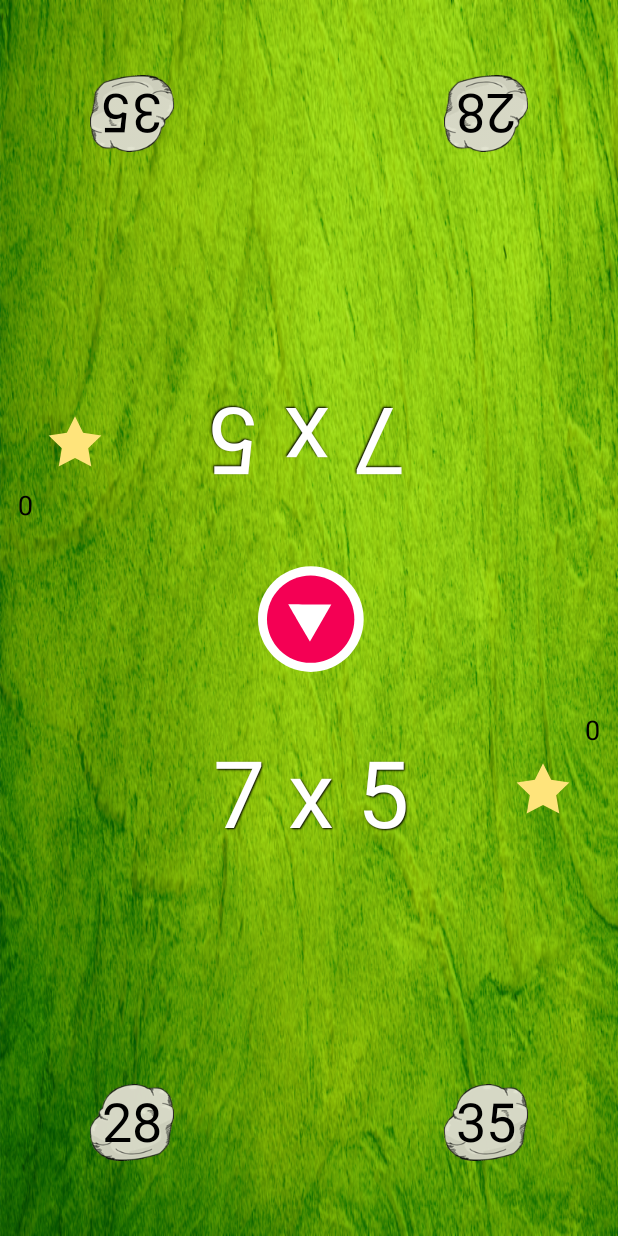
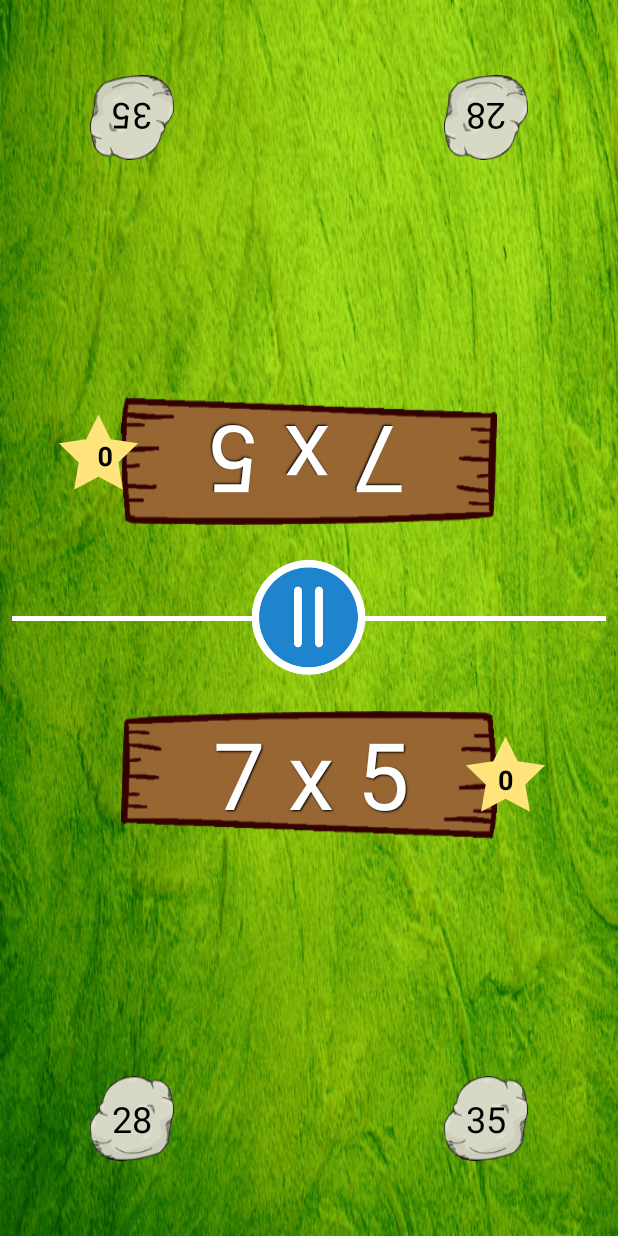
Before and after one commit to miguelpiza93/Mult, an Android app: the TapGame screen opened directly, with no data from a screen before it, after a tap on an icon or button, on a phone screen of 412 x 824 dp. Run offline under Robolectric (Android 15) with nearby library versions, the phone set to English and light mode, and no system bars.

Commit message:
- Se inserta botón de pausa en tap game - Se inserta sonido y espera para el juego - Se ajusta cardview en aprende

```diff
--- a/app/src/main/java/com/app/multiplicando/CatalogoTablas.java
+++ b/app/src/main/java/com/app/multiplicando/CatalogoTablas.java
@@ -15,9 +15,6 @@ import com.app.multiplicando.interfaces.IAdapterComunication;
 import com.google.android.gms.ads.AdRequest;
 import com.google.android.gms.ads.AdView;
 import com.google.android.gms.ads.InterstitialAd;
-
-import org.json.JSONException;
-import org.json.JSONObject;
 
 import java.util.ArrayList;
 import java.util.List;
--- a/app/src/main/java/com/app/multiplicando/TapGame.java
+++ b/app/src/main/java/com/app/multiplicando/TapGame.java
@@ -1,14 +1,16 @@
 package com.app.multiplicando;
 
-import android.content.Intent;
+import android.media.MediaPlayer;
+import android.os.Handler;
 import android.support.v7.app.AppCompatActivity;
 import android.os.Bundle;
 import android.view.View;
+import android.view.Window;
+import android.view.WindowManager;
 import android.widget.Button;
 import android.widget.TextView;
 
 import com.airbnb.lottie.LottieAnimationView;
-import com.app.multiplicando.ads.NativeAdActivity;
 
 import java.util.Random;
 
@@ -32,10 +34,17 @@ public class TapGame extends AppCompatActivity {
     private int numA;
     private int numB;
     private int correctAnswer;
+    private TextView tvInstruction;
+    private TextView tvInstruction2;
+    private Button butPauseGame;
+    private boolean validatingResponse;
+    private MediaPlayer sound;
 
     @Override
     protected void onCreate(Bundle savedInstanceState) {
         super.onCreate(savedInstanceState);
+        requestWindowFeature(Window.FEATURE_NO_TITLE);
+        getWindow().setFlags(WindowManager.LayoutParams.FLAG_FULLSCREEN, WindowManager.LayoutParams.FLAG_FULLSCREEN);
         setContentView(R.layout.activity_tap_game);
 
         //Intent intent = new Intent( TapGame.this, NativeAdActivity.class);
@@ -47,9 +56,17 @@ public class TapGame extends AppCompatActivity {
             @Override
             public void onClick(View v) {
                 butStartGame.pauseAnimation();
+                showWidgets(true);
                 showQuestion();
                 addListenerToAnswer();
 
+            }
+        });
+
+        butPauseGame.setOnClickListener(new View.OnClickListener() {
+            @Override
+            public void onClick(View v) {
+                showWidgets(false);
             }
         });
     }
@@ -86,41 +103,50 @@ public class TapGame extends AppCompatActivity {
     }
 
     private void validateAnswer(int answer, int player) {
-
-        if(correctAnswer == answer)
-        {
-            if(player == PLAYER_1)
-            {
+        if(!validatingResponse) {
+            validatingResponse = true;
+            if (correctAnswer == answer) {
+                if (player == PLAYER_1) {
                     animationPlayer1.playAnimation();
                     int score = Integer.parseInt(tvScorePlayer1.getText().toString());
                     score++;
-                tvScorePlayer1.setText(""+score);
-            }
-            else
-            {
+                    tvScorePlayer1.setText("" + score);
+
+                } else {
                     animationPlayer2.playAnimation();
                     int score = Integer.parseInt(tvScorePlayer2.getText().toString());
                     score++;
-                tvScorePlayer2.setText(""+score);
+                    tvScorePlayer2.setText("" + score);
                 }
+                if( sound != null ) {
+                    sound.start();
+                }
+
+                Handler handler = new Handler();
+                handler.postDelayed(new Runnable() {
+                    @Override
+                    public void run() {
                         showQuestion();
+                        validatingResponse = false;
                     }
-        else
-        {
-            if(player == PLAYER_1)
-            {
+                }, 1000);
+            } else {
+                if (player == PLAYER_1) {
                     int score = Integer.parseInt(tvScorePlayer1.getText().toString());
+                    if (score > 0) {
                         score--;
-                tvScorePlayer1.setText(""+score);
                     }
-            else
-            {
+                    tvScorePlayer1.setText("" + score);
+                } else {
                     int score = Integer.parseInt(tvScorePlayer2.getText().toString());
+                    if (score > 0) {
                         score--;
-                tvScorePlayer2.setText(""+score);
+                    }
+                    tvScorePlayer2.setText("" + score);
+                }
+                validatingResponse = false;
             }
         }
-
     }
 
     private void showQuestion() {
@@ -155,24 +181,24 @@ public class TapGame extends AppCompatActivity {
         //Decides in which botton letf or right show the correct answer for player 1
         switch (positionPlayer1) {
             case 1:
-                tvPlayer11.setText(""+numA*numB);
-                tvPlayer21.setText(""+numA*numC);
+                tvPlayer11.setText("" + numA * numB);
+                tvPlayer21.setText("" + numA * numC);
                 break;
             default:
-                tvPlayer11.setText(""+numA*numC);
-                tvPlayer21.setText(""+numA*numB);
+                tvPlayer11.setText("" + numA * numC);
+                tvPlayer21.setText("" + numA * numB);
                 break;
         }
 
         //Decides in which botton letf or right show the correct answer for player 2
         switch (positionPlayer2) {
             case 1:
-                tvPlayer12.setText(""+numA*numB);
-                tvPlayer22.setText(""+numA*numC);
+                tvPlayer12.setText("" + numA * numB);
+                tvPlayer22.setText("" + numA * numC);
                 break;
             default:
-                tvPlayer12.setText(""+numA*numC);
-                tvPlayer22.setText(""+numA*numB);
+                tvPlayer12.setText("" + numA * numC);
+                tvPlayer22.setText("" + numA * numB);
                 break;
         }
     }
@@ -182,6 +208,9 @@ public class TapGame extends AppCompatActivity {
         tvPlayer12 = findViewById(R.id.tvAnswer1Player2);
         tvPlayer21 = findViewById(R.id.tvAnswer2Player1);
         tvPlayer22 = findViewById(R.id.tvAnswer2Player2);
+
+        tvInstruction = findViewById(R.id.tvInstruction);
+        tvInstruction2 = findViewById(R.id.tvInstruction2);
 
         tvQuestion = findViewById(R.id.tvQuestion);
         tvQuestion2 = findViewById(R.id.tvQuestion2);
@@ -196,7 +225,56 @@ public class TapGame extends AppCompatActivity {
         animationPlayer2.setAnimation(R.raw.star2);
 
         butStartGame = findViewById(R.id.butStart);
+        butPauseGame = findViewById(R.id.butPause);
 
         random = new Random();
+        sound = MediaPlayer.create( this, R.raw.star_sound );
+    }
+
+    private void showWidgets(boolean visible) {
+        if (visible) {
+            tvPlayer11.setVisibility(View.VISIBLE);
+            tvPlayer12.setVisibility(View.VISIBLE);
+            tvPlayer21.setVisibility(View.VISIBLE);
+            tvPlayer22.setVisibility(View.VISIBLE);
+
+            tvQuestion.setVisibility(View.VISIBLE);
+            tvQuestion2.setVisibility(View.VISIBLE);
+
+            tvScorePlayer1.setVisibility(View.VISIBLE);
+            tvScorePlayer2.setVisibility(View.VISIBLE);
+
+            animationPlayer1.setVisibility(View.VISIBLE);
+            animationPlayer2.setVisibility(View.VISIBLE);
+
+            //Hide instructions
+            tvInstruction.setVisibility(View.GONE);
+            tvInstruction2.setVisibility(View.GONE);
+
+            butPauseGame.setVisibility(View.VISIBLE);
+            butStartGame.setVisibility(View.INVISIBLE);
+        } else {
+            tvPlayer11.setVisibility(View.INVISIBLE);
+            tvPlayer12.setVisibility(View.INVISIBLE);
+            tvPlayer21.setVisibility(View.INVISIBLE);
+            tvPlayer22.setVisibility(View.INVISIBLE);
+
+            tvQuestion.setVisibility(View.INVISIBLE);
+            tvQuestion2.setVisibility(View.INVISIBLE);
+
+            tvScorePlayer1.setVisibility(View.INVISIBLE);
+            tvScorePlayer2.setVisibility(View.INVISIBLE);
+
+            animationPlayer1.setVisibility(View.INVISIBLE);
+            animationPlayer2.setVisibility(View.INVISIBLE);
+
+            //Hide instructions
+            tvInstruction.setVisibility(View.VISIBLE);
+            tvInstruction2.setVisibility(View.VISIBLE);
+
+            butPauseGame.setVisibility(View.INVISIBLE);
+            butStartGame.setVisibility(View.VISIBLE);
+            butStartGame.playAnimation();
         }
     }
+}
--- a/app/src/main/res/layout/activity_tap_game.xml
+++ b/app/src/main/res/layout/activity_tap_game.xml
@@ -7,26 +7,16 @@
     android:background="@drawable/background_juego"
     tools:context="com.app.multiplicando.TapGame">
 
-    <com.airbnb.lottie.LottieAnimationView
-        android:id="@+id/butStart"
-        android:layout_width="100dp"
-        android:layout_height="100dp"
-        android:rotation="90"
-        app:layout_constraintBottom_toBottomOf="parent"
-        app:layout_constraintEnd_toEndOf="parent"
-        app:layout_constraintStart_toStartOf="parent"
-        app:layout_constraintTop_toTopOf="parent"
-        app:lottie_autoPlay="true"
-        app:lottie_loop="true"
-        app:lottie_rawRes="@raw/play_button" />
-
     <TextView
         android:id="@+id/tvQuestion"
         style="@style/cuestionStyle"
         android:layout_width="wrap_content"
         android:layout_height="wrap_content"
-        android:layout_marginTop="24dp"
+        android:layout_marginTop="12dp"
+        android:background="@drawable/madera"
+        android:gravity="center_horizontal"
         android:textSize="@dimen/text_size_question"
+        android:visibility="invisible"
         app:layout_constraintEnd_toEndOf="parent"
         app:layout_constraintStart_toStartOf="parent"
         app:layout_constraintTop_toBottomOf="@+id/butStart"
@@ -37,32 +27,23 @@
         style="@style/cuestionStyle"
         android:layout_width="wrap_content"
         android:layout_height="wrap_content"
-        android:layout_marginBottom="24dp"
+        android:layout_marginBottom="12dp"
+        android:background="@drawable/madera"
         android:freezesText="false"
+        android:gravity="center_horizontal"
         android:rotation="180"
         android:textSize="@dimen/text_size_question"
+        android:visibility="invisible"
         app:layout_constraintBottom_toTopOf="@+id/butStart"
         app:layout_constraintEnd_toEndOf="parent"
         app:layout_constraintStart_toStartOf="parent"
         tools:text="2 x 3" />
 
-    <TextView
-        android:id="@+id/tvScorePlayer1"
-        android:layout_width="wrap_content"
-        android:layout_height="wrap_content"
-        android:layout_marginEnd="12dp"
-        android:layout_marginRight="12dp"
-        android:layout_marginTop="12dp"
-        android:text="0"
-        android:textColor="@android:color/black"
-        android:textSize="@dimen/score_multiplayer"
-        app:layout_constraintEnd_toEndOf="parent"
-        app:layout_constraintTop_toBottomOf="@+id/butStart" />
-
     <com.airbnb.lottie.LottieAnimationView
         android:id="@+id/animationPlayer1"
-        android:layout_width="100dp"
-        android:layout_height="100dp"
+        android:layout_width="@dimen/star_animation_size"
+        android:layout_height="@dimen/star_animation_size"
+        android:visibility="invisible"
         app:layout_constraintBottom_toBottomOf="parent"
         app:layout_constraintEnd_toEndOf="parent"
         app:layout_constraintTop_toTopOf="parent"
@@ -71,60 +52,84 @@
         app:lottie_loop="false"
         app:lottie_rawRes="@raw/start" />
 
+    <TextView
+        android:id="@+id/tvScorePlayer1"
+        android:layout_width="wrap_content"
+        android:layout_height="wrap_content"
+        android:text="0"
+        android:textColor="@android:color/black"
+        android:textSize="@dimen/score_multiplayer"
+        android:textStyle="bold"
+        android:visibility="invisible"
+        app:layout_constraintBottom_toBottomOf="@+id/animationPlayer1"
+        app:layout_constraintEnd_toEndOf="parent"
+        app:layout_constraintStart_toStartOf="@+id/animationPlayer1"
+        app:layout_constraintTop_toTopOf="@+id/animationPlayer1" />
+
     <com.airbnb.lottie.LottieAnimationView
         android:id="@+id/animationPlayer2"
-        android:layout_width="100dp"
-        android:layout_height="100dp"
+        android:layout_width="@dimen/star_animation_size"
+        android:layout_height="@dimen/star_animation_size"
+        android:layout_marginStart="-10dp"
+        android:visibility="invisible"
         app:layout_constraintBottom_toBottomOf="parent"
         app:layout_constraintStart_toStartOf="parent"
         app:layout_constraintTop_toTopOf="parent"
         app:layout_constraintVertical_bias="0.341"
         app:lottie_autoPlay="true"
         app:lottie_loop="false"
-        app:lottie_rawRes="@raw/start" />
+        app:lottie_rawRes="@raw/start"
+        android:layout_marginLeft="-10dp" />
 
     <TextView
         android:id="@+id/tvScorePlayer2"
         android:layout_width="wrap_content"
         android:layout_height="wrap_content"
-        android:layout_marginBottom="12dp"
-        android:layout_marginLeft="12dp"
-        android:layout_marginStart="12dp"
         android:rotation="180"
         android:text="0"
         android:textColor="@android:color/black"
         android:textSize="@dimen/score_multiplayer"
-        app:layout_constraintBottom_toTopOf="@+id/butStart"
-        app:layout_constraintStart_toStartOf="parent" />
+        android:textStyle="bold"
+        android:visibility="invisible"
+        app:layout_constraintBottom_toBottomOf="@+id/animationPlayer2"
+        app:layout_constraintEnd_toEndOf="@+id/animationPlayer2"
+        app:layout_constraintStart_toStartOf="parent"
+        app:layout_constraintTop_toTopOf="@+id/animationPlayer2" />
 
     <TextView
         android:id="@+id/tvAnswer1Player1"
         android:layout_width="wrap_content"
         android:layout_height="wrap_content"
         android:layout_marginBottom="50dp"
-        android:layout_marginLeft="60dp"
         android:layout_marginStart="60dp"
         android:background="@drawable/piedra"
+        android:gravity="center"
+        android:padding="12dp"
         android:textAlignment="center"
         android:textColor="@android:color/black"
-        android:textSize="@dimen/answer_multiplayer"
+        android:textSize="@dimen/text_size_piedra"
+        android:visibility="invisible"
         app:layout_constraintBottom_toBottomOf="parent"
-        app:layout_constraintStart_toStartOf="parent" />
+        app:layout_constraintStart_toStartOf="parent"
+        android:layout_marginLeft="60dp" />
 
     <TextView
         android:id="@+id/tvAnswer1Player2"
         android:layout_width="wrap_content"
         android:layout_height="wrap_content"
-        android:layout_marginLeft="60dp"
         android:layout_marginStart="60dp"
         android:layout_marginTop="50dp"
         android:background="@drawable/piedra"
+        android:gravity="center"
+        android:padding="12dp"
         android:rotation="180"
         android:textAlignment="center"
         android:textColor="@android:color/black"
-        android:textSize="@dimen/answer_multiplayer"
+        android:textSize="@dimen/text_size_piedra"
+        android:visibility="invisible"
         app:layout_constraintStart_toStartOf="parent"
-        app:layout_constraintTop_toTopOf="parent" />
+        app:layout_constraintTop_toTopOf="parent"
+        android:layout_marginLeft="60dp" />
 
     <TextView
         android:id="@+id/tvAnswer2Player1"
@@ -132,26 +137,101 @@
         android:layout_height="wrap_content"
         android:layout_marginBottom="50dp"
         android:layout_marginEnd="60dp"
-        android:layout_marginRight="60dp"
         android:background="@drawable/piedra"
+        android:gravity="center"
+        android:padding="12dp"
         android:textAlignment="center"
         android:textColor="@android:color/black"
-        android:textSize="@dimen/answer_multiplayer"
+        android:textSize="@dimen/text_size_piedra"
+        android:visibility="invisible"
         app:layout_constraintBottom_toBottomOf="parent"
-        app:layout_constraintEnd_toEndOf="parent" />
+        app:layout_constraintEnd_toEndOf="parent"
+        tools:text="12"
+        android:layout_marginRight="60dp" />
 
     <TextView
         android:id="@+id/tvAnswer2Player2"
         android:layout_width="wrap_content"
         android:layout_height="wrap_content"
         android:layout_marginEnd="60dp"
-        android:layout_marginRight="60dp"
         android:layout_marginTop="50dp"
         android:background="@drawable/piedra"
+        android:gravity="center"
+        android:padding="12dp"
         android:rotation="180"
         android:textAlignment="center"
         android:textColor="@android:color/black"
-        android:textSize="@dimen/answer_multiplayer"
+        android:textSize="@dimen/text_size_piedra"
+        android:visibility="invisible"
         app:layout_constraintEnd_toEndOf="parent"
+        app:layout_constraintTop_toTopOf="parent"
+        android:layout_marginRight="60dp" />
+
+    <TextView
+        android:id="@+id/textView"
+        android:layout_width="0dp"
+        android:layout_height="3dp"
+        android:layout_marginBottom="8dp"
+        android:layout_marginEnd="8dp"
+        android:layout_marginStart="8dp"
+        android:layout_marginTop="8dp"
+        android:background="@color/white"
+        app:layout_constraintBottom_toBottomOf="parent"
+        app:layout_constraintEnd_toEndOf="parent"
+        app:layout_constraintStart_toStartOf="parent"
+        app:layout_constraintTop_toTopOf="parent" />
+
+    <com.airbnb.lottie.LottieAnimationView
+        android:id="@+id/butStart"
+        android:layout_width="100dp"
+        android:layout_height="100dp"
+        app:layout_constraintBottom_toBottomOf="parent"
+        app:layout_constraintEnd_toEndOf="parent"
+        app:layout_constraintStart_toStartOf="parent"
+        app:layout_constraintTop_toTopOf="parent"
+        app:lottie_autoPlay="true"
+        app:lottie_loop="true"
+        app:lottie_rawRes="@raw/play_button" />
+
+    <TextView
+        android:id="@+id/tvInstruction2"
+        style="@style/cuestionStyle"
+        android:layout_width="0dp"
+        android:layout_height="wrap_content"
+        android:layout_marginEnd="24dp"
+        android:layout_marginStart="24dp"
+        android:gravity="center_horizontal"
+        android:rotation="180"
+        android:text="@string/instruction_multiplayer"
+        android:textSize="24sp"
+        app:layout_constraintBottom_toTopOf="@+id/butStart"
+        app:layout_constraintEnd_toEndOf="parent"
+        app:layout_constraintStart_toStartOf="parent"
+        app:layout_constraintTop_toTopOf="parent" />
+
+    <TextView
+        android:id="@+id/tvInstruction"
+        style="@style/cuestionStyle"
+        android:layout_width="0dp"
+        android:layout_height="wrap_content"
+        android:layout_marginEnd="24dp"
+        android:layout_marginStart="24dp"
+        android:gravity="center_horizontal"
+        android:text="@string/instruction_multiplayer"
+        android:textSize="24sp"
+        app:layout_constraintBottom_toBottomOf="parent"
+        app:layout_constraintEnd_toEndOf="parent"
+        app:layout_constraintStart_toStartOf="parent"
+        app:layout_constraintTop_toBottomOf="@+id/butStart" />
+
+    <Button
+        android:id="@+id/butPause"
+        android:layout_width="80dp"
+        android:layout_height="80dp"
+        android:background="@drawable/pause"
+        android:visibility="invisible"
+        app:layout_constraintBottom_toBottomOf="parent"
+        app:layout_constraintEnd_toEndOf="parent"
+        app:layout_constraintStart_toStartOf="parent"
         app:layout_constraintTop_toTopOf="parent" />
 </android.support.constraint.ConstraintLayout>
--- a/app/src/main/res/layout/card_view_layout.xml
+++ b/app/src/main/res/layout/card_view_layout.xml
@@ -1,38 +1,23 @@
 <?xml version="1.0" encoding="utf-8"?>
 <LinearLayout xmlns:android="http://schemas.android.com/apk/res/android"
-    android:orientation="vertical" android:layout_width="match_parent"
-    android:layout_height="match_parent">
-
-    <android.support.v7.widget.CardView xmlns:android="http://schemas.android.com/apk/res/android"
-        xmlns:card_view="http://schemas.android.com/apk/res-auto"
     android:layout_width="match_parent"
-        android:layout_height="80dp"
-        card_view:cardCornerRadius="4dp"
-        card_view:cardElevation="4dp"
-        card_view:cardUseCompatPadding="true"
-        card_view:cardPreventCornerOverlap="false"
-        android:layout_marginRight="@dimen/margin_catalogo"
-        android:layout_marginLeft="@dimen/margin_catalogo"
-        card_view:cardBackgroundColor="@android:color/transparent">
-
-        <RelativeLayout
-            android:layout_width="match_parent"
-            android:layout_height="match_parent"
-            android:background="@drawable/madera">
+    android:layout_height="wrap_content"
+    android:layout_marginBottom="3dp"
+    android:layout_marginTop="3dp"
+    android:gravity="center"
+    android:orientation="vertical">
 
     <TextView
+        android:id="@+id/nombre"
+        style="@style/cuestionStyle"
         android:layout_width="wrap_content"
         android:layout_height="wrap_content"
+        android:background="@drawable/madera"
+        android:gravity="center_horizontal"
+        android:paddingTop="17dp"
+        android:text="Large Text"
         android:textAppearance="?android:attr/textAppearanceLarge"
-                android:text="Large Text"
-                android:id="@+id/nombre"
         android:textColor="@color/white"
-                android:layout_alignParentTop="true"
-                android:paddingTop="17dp"
-                android:layout_centerHorizontal="true"/>
-
-        </RelativeLayout>
-
-    </android.support.v7.widget.CardView>
+        android:textStyle="bold" />
 
 </LinearLayout>
--- a/app/src/main/res/values-426x320/dimens.xml
+++ b/app/src/main/res/values-426x320/dimens.xml
@@ -1,8 +1,8 @@
 <?xml version="1.0" encoding="utf-8"?>
 <resources>
     <!--Text Size-->
-    <dimen name="text_size_piedra">14sp</dimen>
-    <dimen name="text_size_question">32sp</dimen>
+    <dimen name="text_size_piedra">18sp</dimen>
+    <dimen name="text_size_question">36sp</dimen>
     <dimen name="text_size_max_score">10sp</dimen>
     <dimen name="text_size_empezar">16sp</dimen>
     <dimen name="text_size_result">14sp</dimen>
--- a/app/src/main/res/values/colors.xml
+++ b/app/src/main/res/values/colors.xml
@@ -3,5 +3,5 @@
     <color name="colorPrimary">#212121</color>
     <color name="colorPrimaryDark">#000000</color>
     <color name="colorAccent">#757575</color>
-    <color name="white">#fff</color>
+    <color name="white">#ffffff</color>
 </resources>
--- a/app/src/main/res/values/dimens.xml
+++ b/app/src/main/res/values/dimens.xml
@@ -1,11 +1,12 @@
 <resources>
     <!-- Text Size -->
-    <dimen name="text_size_piedra">14sp</dimen>
+    <dimen name="text_size_piedra">18sp</dimen>
     <dimen name="text_size_question">36sp</dimen>
     <dimen name="text_size_max_score">10sp</dimen>
     <dimen name="text_size_empezar">14sp</dimen>
     <dimen name="text_size_result">14sp</dimen>
     <!--Other -->
+    <dimen name="star_animation_size">150dp</dimen>
     <dimen name="activity_horizontal_margin">16dp</dimen>
     <dimen name="activity_vertical_margin">16dp</dimen>
     <dimen name="appbar_padding_top">8dp</dimen>
--- a/app/src/main/res/values/strings.xml
+++ b/app/src/main/res/values/strings.xml
@@ -17,5 +17,6 @@
     <string name="banner_catalogo_tablas">ca-app-pub-6455142835794611/9291470280</string>
     <string name="intersticial">ca-app-pub-6455142835794611/8086618689</string>
     <string name="ad_attribution">Ad</string>
+    <string name="instruction_multiplayer">Selecciona la respuesta correcta antes que tu oponente</string>
 
 </resources>
```
Also changed, not shown: app/src/main/res/drawable/pause.png (added), 1 other file. Lines whose indentation alone changed are shown as unchanged.
